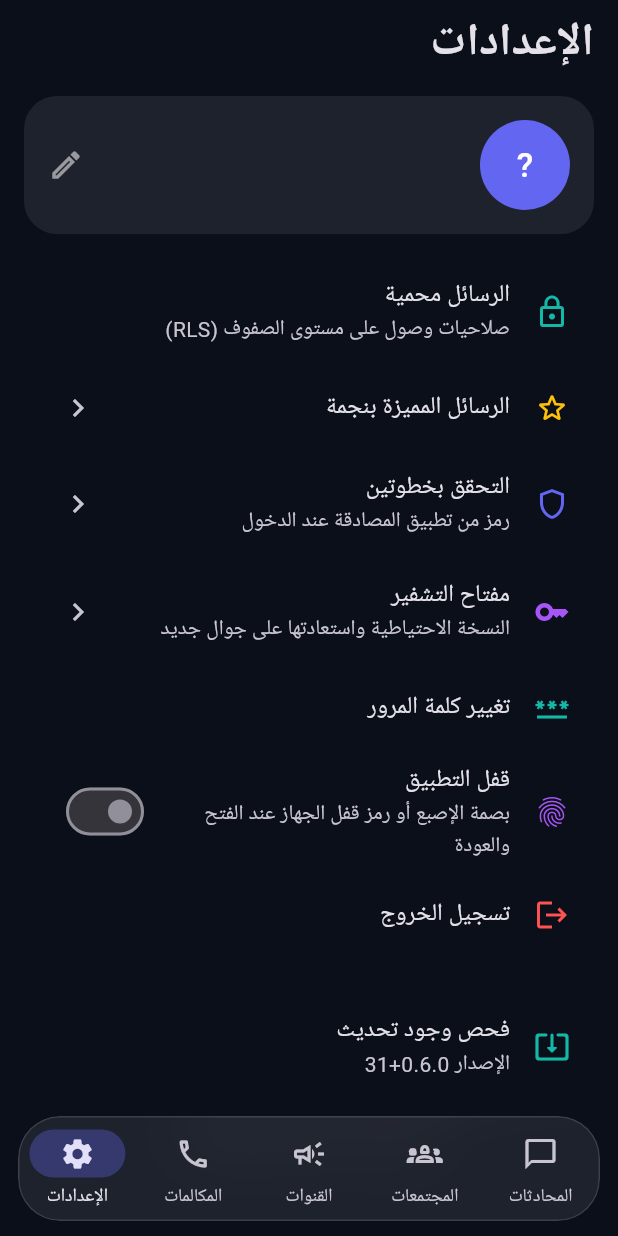
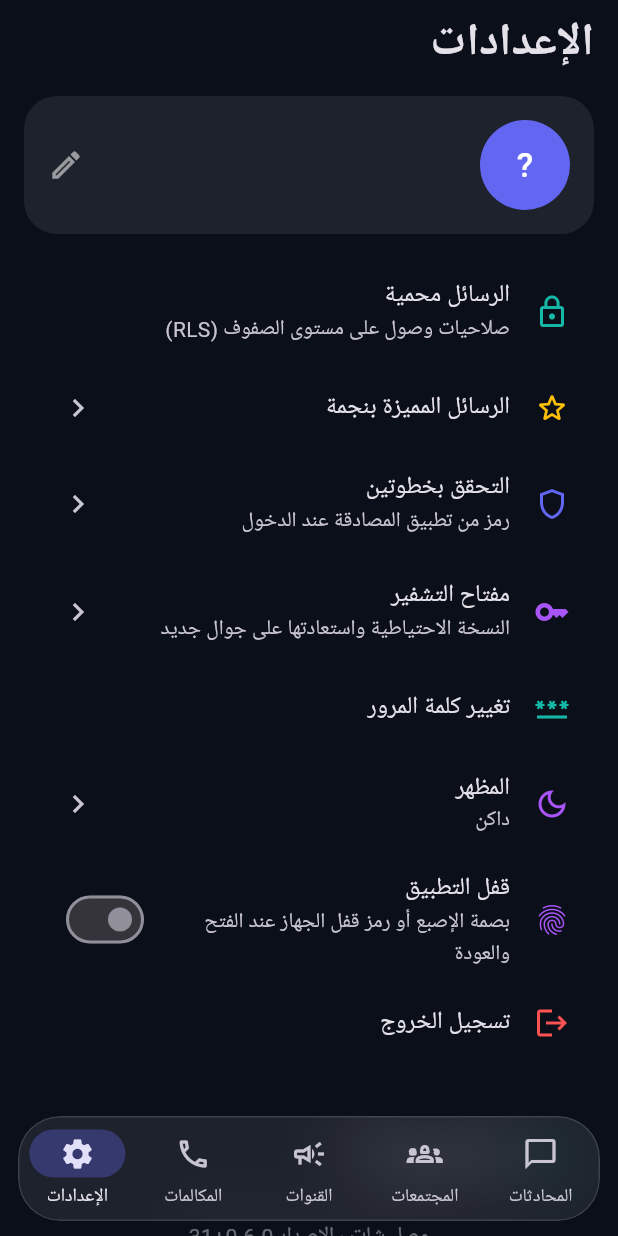
Before and after one commit to CTO-DRS/waslchat, a Flutter app: the screen it shows once a user with an empty profile is signed in, item 5 of the bottom bar chosen, on a phone screen of 412 x 824 dp. Run offline on Flutter 3.47's test engine with Material 3 defaults, Android fonts, the phone set to English and light mode, and no system bars; our stand-ins replace file_picker, firebase_core, firebase_messaging, flutter_secure_storage, image_picker, just_audio and 6 more; missing offline and left inert: cryptography, dart:js_interop, record; accounts and stored records are empty; network calls fail.

Commit message:
v0.6.0+31: المرحلة 1 بند 1 (جزء) — خيار المظهر: داكن/فاتح (تجريبي)/حسب النظام مع حفظه وThemeService، ثيم فاتح أساسي محسّن، وتوثيق صريح أن بعض الشاشات ما زالت محسّنة للداكن

```diff
--- a/lib/main.dart
+++ b/lib/main.dart
@@ -13,6 +13,7 @@ import 'widgets/lock_gate.dart';
 
 Future<void> main() async {
   WidgetsFlutterBinding.ensureInitialized();
+  await ThemeService.load();
   await Supabase.initialize(
     url: AppConfig.supabaseUrl,
     publishableKey: AppConfig.supabaseAnonKey,
@@ -28,12 +29,14 @@ class WaslApp extends StatelessWidget {
 
   @override
   Widget build(BuildContext context) {
-    return MaterialApp(
+    return ValueListenableBuilder<ThemeMode>(
+      valueListenable: ThemeService.mode,
+      builder: (context, mode, _) => MaterialApp(
         title: 'وصل شات',
         debugShowCheckedModeBanner: false,
         theme: WaslTheme.light,
         darkTheme: WaslTheme.dark,
-      themeMode: ThemeMode.dark,
+        themeMode: mode,
         locale: const Locale('ar'),
         supportedLocales: const [Locale('ar'), Locale('en')],
         localizationsDelegates: const [
@@ -44,6 +47,7 @@ class WaslApp extends StatelessWidget {
         navigatorKey: navigatorKey,
         navigatorObservers: [ScreenshotService.routeObserver],
         home: const LockGate(child: AuthGate()),
+      ),
     );
   }
 }
--- a/lib/screens/settings_screen.dart
+++ b/lib/screens/settings_screen.dart
@@ -12,6 +12,12 @@ import 'e2e_key_screen.dart';
 import 'profile_screen.dart';
 import 'starred_screen.dart';
 import 'security_screens.dart';
+
+String _modeLabel(ThemeMode m) => switch (m) {
+      ThemeMode.dark => 'داكن',
+      ThemeMode.light => 'فاتح (تجريبي)',
+      ThemeMode.system => 'حسب النظام',
+    };
 
 class SettingsScreen extends StatelessWidget {
   const SettingsScreen({super.key});
@@ -57,6 +63,45 @@ class SettingsScreen extends StatelessWidget {
             leading: const Icon(Icons.password, color: WaslColors.teal),
             title: const Text('تغيير كلمة المرور'),
             onTap: () => openChangePassword(context),
+          ),
+          ListTile(
+            leading: const Icon(Icons.dark_mode_outlined, color: WaslColors.violet),
+            title: const Text('المظهر'),
+            subtitle: ValueListenableBuilder<ThemeMode>(
+              valueListenable: ThemeService.mode,
+              builder: (_, m, __) => Text(_modeLabel(m)),
+            ),
+            trailing: const Icon(Icons.chevron_left),
+            onTap: () async {
+              final m = await showModalBottomSheet<ThemeMode>(
+                context: context,
+                backgroundColor: Theme.of(context).brightness == Brightness.dark
+                    ? WaslColors.darkSurface
+                    : null,
+                shape: const RoundedRectangleBorder(
+                    borderRadius: BorderRadius.vertical(top: Radius.circular(24))),
+                builder: (ctx) => SafeArea(
+                  child: Wrap(children: [
+                    const ListTile(
+                      title: Text('المظهر',
+                          style: TextStyle(fontWeight: FontWeight.w800)),
+                      subtitle: Text('الفاتح تجريبي: بعض الشاشات محسّنة للداكن حتى الآن'),
+                    ),
+                    for (final m in ThemeMode.values)
+                      ListTile(
+                        leading: Icon(
+                            ThemeService.mode.value == m
+                                ? Icons.radio_button_checked
+                                : Icons.radio_button_off,
+                            color: WaslColors.teal),
+                        title: Text(_modeLabel(m)),
+                        onTap: () => Navigator.pop(ctx, m),
+                      ),
+                  ]),
+                ),
+              );
+              if (m != null) ThemeService.set(m);
+            },
           ),
           const _AppLockTile(),
           ListTile(
--- a/lib/theme.dart
+++ b/lib/theme.dart
@@ -1,4 +1,6 @@
+import 'package:flutter/foundation.dart';
 import 'package:flutter/material.dart';
+import 'package:flutter_secure_storage/flutter_secure_storage.dart';
 
 class WaslColors {
   static const indigo = Color(0xFF6366F1);
@@ -43,5 +45,50 @@ class WaslTheme {
         useMaterial3: true,
         brightness: Brightness.light,
         colorScheme: ColorScheme.fromSeed(seedColor: WaslColors.indigo),
+        scaffoldBackgroundColor: const Color(0xFFF2F4FA),
+        appBarTheme: const AppBarTheme(
+          backgroundColor: Colors.transparent,
+          elevation: 0,
+          centerTitle: false,
+        ),
+        inputDecorationTheme: InputDecorationTheme(
+          filled: true,
+          fillColor: const Color(0x0F6366F1), // نيلة خفيفة تعمل على الفاتح
+          border: OutlineInputBorder(
+            borderRadius: BorderRadius.circular(18),
+            borderSide: BorderSide.none,
+          ),
+        ),
       );
 }
+
+/// وضع المظهر (داكن/فاتح/النظام) مع حفظه محلياً — الوضع الفاتح تجريبي:
+/// بعض الشاشات ما زالت محسّنة للداكن (انظر خارطة الطريق).
+class ThemeService {
+  static const _key = 'theme_mode';
+  static const _storage = FlutterSecureStorage();
+  static final ValueNotifier<ThemeMode> mode = ValueNotifier(ThemeMode.dark);
+
+  static Future<void> load() async {
+    try {
+      final v = await _storage.read(key: _key);
+      mode.value = switch (v) {
+        'light' => ThemeMode.light,
+        'system' => ThemeMode.system,
+        _ => ThemeMode.dark,
+      };
+    } catch (_) {}
+  }
+
+  static Future<void> set(ThemeMode m) async {
+    mode.value = m;
+    try {
+      final v = switch (m) {
+        ThemeMode.light => 'light',
+        ThemeMode.system => 'system',
+        _ => 'dark',
+      };
+      await _storage.write(key: _key, value: v);
+    } catch (_) {}
+  }
+}
```
Also changed, not shown: 2 other files. Lines whose indentation alone changed are shown as unchanged.
